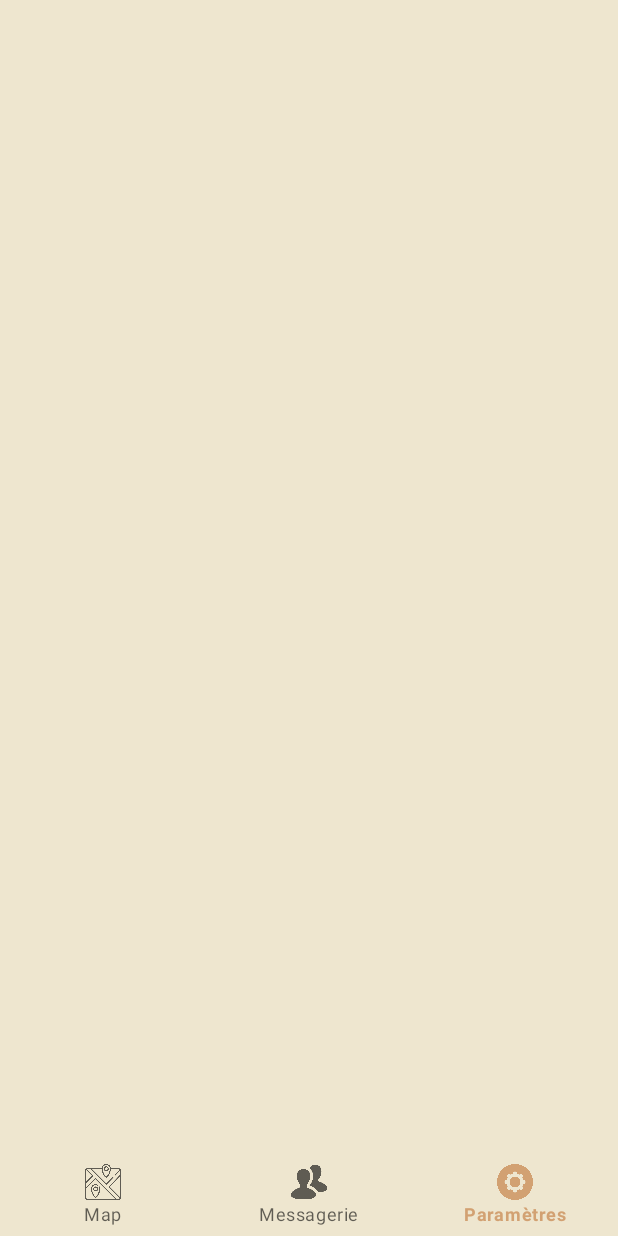
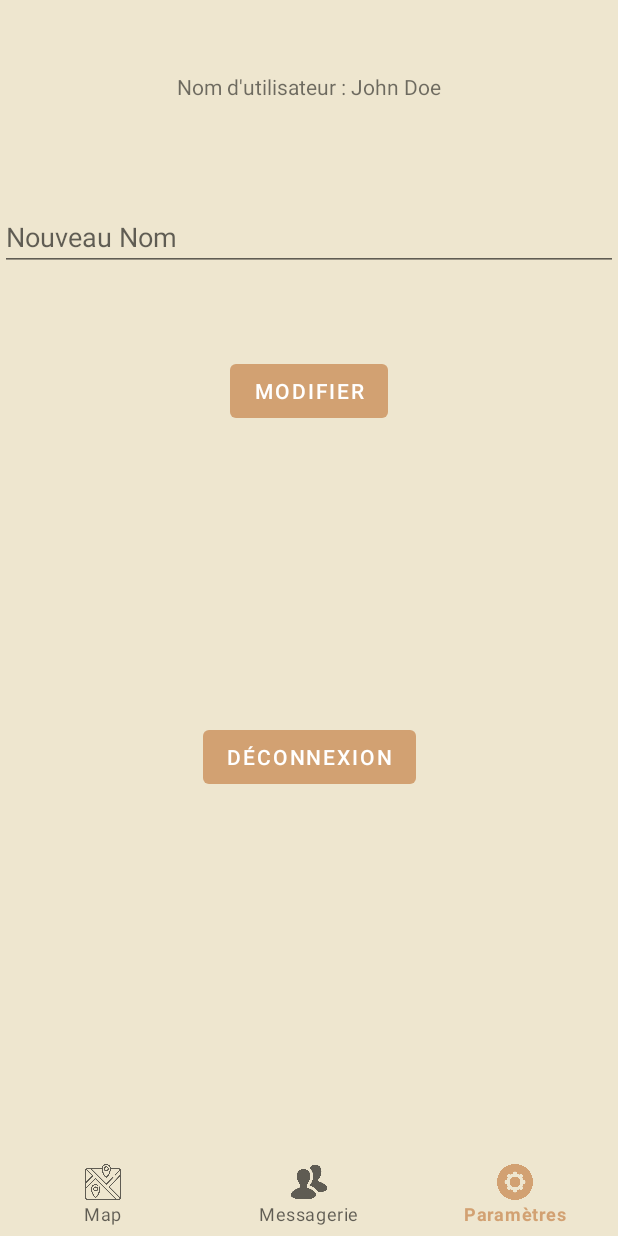
Before and after one commit to celianpth/TimeTravel, an Android app: the DashboardFragment screen opened through its navigation route, on a phone screen of 412 x 824 dp. Run offline under Robolectric (Android 15) with nearby library versions, the phone set to English and light mode, and no system bars; our stand-ins replace Firebase (no records; nobody signed in at launch, a user with empty details on screens opened directly), navigation-ui; libraries missing offline, so code that uses them is left out: org.osmdroid.config, org.osmdroid.events, org.osmdroid.tileprovider, org.osmdroid.util, org.osmdroid.views; 9 statements that could not run were skipped.

Commit message:
page parametre

```diff
--- a/app/src/main/AndroidManifest.xml
+++ b/app/src/main/AndroidManifest.xml
@@ -58,6 +58,11 @@
             android:name=".ui.Monument.MonumentActivity"
             android:exported="false">
         </activity>
+        <activity
+            android:name=".SettingsActivity"
+            android:label="Paramètres"
+            android:exported="false">
+          </activity>
     </application>
 
 
--- a/app/src/main/java/com/example/timetravel/ui/dashboard/DashboardFragment.kt
+++ b/app/src/main/java/com/example/timetravel/ui/dashboard/DashboardFragment.kt
@@ -1,16 +1,25 @@
 package com.example.timetravel.ui.dashboard
 
+import android.content.ContentValues
+import android.content.Intent
 import android.media.MediaPlayer
 import android.os.Bundle
+import android.util.Log
 import android.view.LayoutInflater
 import android.view.View
 import android.view.ViewGroup
 import android.widget.Button
+import android.widget.EditText
+import android.widget.TextView
+import android.widget.Toast
 import androidx.appcompat.app.AppCompatActivity
 import androidx.fragment.app.Fragment
 import androidx.lifecycle.ViewModelProvider
+import com.example.timetravel.LoginActivity
 import com.example.timetravel.R
 import com.example.timetravel.databinding.FragmentDashboardBinding
+import com.google.firebase.auth.FirebaseAuth
+import com.google.firebase.firestore.FirebaseFirestore
 
 
 // Fragment représentant la section "Dashboard" de l'interface utilisateur
@@ -20,8 +29,13 @@ class DashboardFragment : Fragment() {
     private var _binding: FragmentDashboardBinding? = null
     private val binding get() = _binding!!
 
-    // Lecteur multimédia pour la lecture d'un son
-    private var mediaPlayer: MediaPlayer? = null
+    private var textViewUsername: TextView? = null
+    private var editTextNewUsername: EditText? = null
+    private lateinit var buttonModifyUsername: Button
+    private lateinit var buttonLogout: Button
+    val auth = FirebaseAuth.getInstance()
+    val currentUser2 = auth.currentUser
+
 
 
     // Fonction appelée lors de la création de la vue du fragment
@@ -37,16 +51,45 @@ class DashboardFragment : Fragment() {
         // Utilisation de la liaison pour accéder à la mise en page du fragment
         _binding = FragmentDashboardBinding.inflate(inflater, container, false)
         val root: View = binding.root
+        textViewUsername = binding.textViewUsername
+        editTextNewUsername = binding.editTextNewUsername
+        buttonModifyUsername = binding.buttonModifyUsername
+        buttonLogout = binding.buttonLogout
+        val currentUser = auth.currentUser
 
+        if (currentUser != null) {
+            val db = FirebaseFirestore.getInstance()
+            val userRef = db.collection("users").document(currentUser.uid)
+
+            userRef.get().addOnSuccessListener { documentSnapshot ->
+                if (documentSnapshot.exists()) {
+                    // L'utilisateur existe dans Firestore
+                    val fullname = documentSnapshot.getString("fullname")
+
+                    // Afficher le nom dans le toast pour déboguer
+                    Toast.makeText(context, "Nom $fullname", Toast.LENGTH_SHORT).show()
+
+                    textViewUsername?.apply {
+                        text = "Nom d'utilisateur : $fullname"
+                    }
+                } else {
+                    // L'utilisateur n'existe pas dans Firestore ou le document est vide
+                    Log.e("DashboardFragment", "Document utilisateur introuvable dans Firestore")
+                }
+            }.addOnFailureListener { e ->
+                // Une erreur s'est produite lors de la récupération des données Firestore
+                Log.e("DashboardFragment", "Erreur lors de la récupération des données Firestore", e)
+            }
+        }
         // Masquer la barre d'action de l'activité parente (si elle existe)
         (activity as AppCompatActivity).supportActionBar?.hide()
+        buttonModifyUsername.setOnClickListener {
+            modifierNom()
+        }
 
-        // Initialisation du lecteur multimédia avec le fichier audio brut
-        mediaPlayer = MediaPlayer.create(requireContext(), R.raw.sample)
-
-        // Récupération du bouton de lecture depuis la mise en page et ajout d'un écouteur de clic
-        val btnPlay: Button = root.findViewById(R.id.btnPlaymonument)
-        btnPlay.setOnClickListener { playSound() }
+        buttonLogout.setOnClickListener {
+            deconnexion()
+        }
 
         // Observer pour les éventuels changements dans les données du ViewModel
         dashboardViewModel.text.observe(viewLifecycleOwner) {
@@ -56,13 +99,38 @@ class DashboardFragment : Fragment() {
         return root
     }
 
-    // Fonction pour jouer le son avec le lecteur multimédia
-    fun playSound() {
-        if (mediaPlayer != null) {
-            if (mediaPlayer?.isPlaying == false) {
-                mediaPlayer?.start()
-            }
+    fun modifierNom() {
+        val nouveauNom = editTextNewUsername!!.text.toString()
+
+        // Vérifier si l'utilisateur est connecté
+        if (currentUser2 != null) {
+            // Mettre à jour le nom d'utilisateur dans Firestore
+            val db = FirebaseFirestore.getInstance()
+            val userRef = db.collection("users").document(currentUser2.uid)
+
+            // Mettre à jour la variable fullname
+            userRef.update("fullname", nouveauNom)
+                .addOnSuccessListener {
+                    // Mettre à jour l'affichage local
+                    textViewUsername!!.text = "Nom d'utilisateur : $nouveauNom"
+                    Toast.makeText(context, "Nom mis à jour avec succès", Toast.LENGTH_SHORT).show()
+                }
+                .addOnFailureListener { e ->
+                    Log.e(ContentValues.TAG, "Erreur lors de la mise à jour du nom d'utilisateur", e)
+                    Toast.makeText(context, "Erreur lors de la mise à jour du nom d'utilisateur", Toast.LENGTH_SHORT).show()
+                }
         }
+    }
+
+    fun deconnexion() {
+        // Déconnexion de l'utilisateur
+        auth.signOut()
+
+        // Vous pouvez rediriger l'utilisateur vers une autre activité ou effectuer d'autres actions après la déconnexion
+        // Par exemple, vous pouvez rediriger l'utilisateur vers l'écran de connexion
+        val intent = Intent(context, LoginActivity::class.java)
+        startActivity(intent)
+        requireActivity().finish() // Termine l'activité actuelle pour éviter de revenir en arrière avec le bouton de retour
     }
 
     // Fonction appelée lors de la destruction de la vue du fragment
@@ -70,7 +138,6 @@ class DashboardFragment : Fragment() {
         super.onDestroyView()
         // Libération des ressources liées à la liaison et au lecteur multimédia
         _binding = null
-        mediaPlayer?.release()
-        mediaPlayer = null
+
     }
 }
--- a/app/src/main/res/layout/fragment_dashboard.xml
+++ b/app/src/main/res/layout/fragment_dashboard.xml
@@ -4,106 +4,53 @@
     xmlns:tools="http://schemas.android.com/tools"
     android:layout_width="match_parent"
     android:layout_height="match_parent"
-    android:background="#eee6cf"
-    tools:context=".ui.dashboard.DashboardFragment">
+    android:background="#eee6cf">
 
-
-    <ImageView
-        android:id="@+id/imageView2"
+    <TextView
+        android:id="@+id/textViewUsername"
         android:layout_width="wrap_content"
         android:layout_height="wrap_content"
-        android:layout_marginTop="-240dp"
-        android:src="@drawable/arcdetriomphe"
+        android:layout_marginTop="48dp"
+        android:text="Nom d'utilisateur : John Doe"
         app:layout_constraintEnd_toEndOf="parent"
-        app:layout_constraintHorizontal_bias="0.0"
         app:layout_constraintStart_toStartOf="parent"
         app:layout_constraintTop_toTopOf="parent" />
 
-    <LinearLayout
+    <EditText
+        android:id="@+id/editTextNewUsername"
         android:layout_width="match_parent"
         android:layout_height="wrap_content"
-        android:layout_marginTop="-210dp"
-        android:orientation="vertical"
-        app:layout_constraintTop_toBottomOf="@+id/imageView2"
-        tools:layout_editor_absoluteX="16dp">
+        android:layout_below="@id/textViewUsername"
+        android:layout_marginTop="68dp"
+        android:hint="Nouveau Nom"
+        app:layout_constraintTop_toBottomOf="@+id/textViewUsername"
+        tools:layout_editor_absoluteX="0dp" />
 
-        <TextView
-            android:layout_width="wrap_content"
-            android:layout_height="wrap_content"
-            android:text="Arc de triomphe de l'Etoile"
-            android:textSize="24sp"
-            android:textColor="#000000"
-            android:textStyle="bold" />
+    <Button
+        android:id="@+id/buttonModifyUsername"
+        android:layout_width="wrap_content"
+        android:layout_height="wrap_content"
+        android:layout_below="@id/editTextNewUsername"
+        android:layout_marginTop="56dp"
+        android:onClick="modifierNom"
+        android:text="Modifier"
+        app:layout_constraintEnd_toEndOf="parent"
+        app:layout_constraintStart_toStartOf="parent"
+        app:layout_constraintTop_toBottomOf="@+id/editTextNewUsername" />
 
-        <TextView
-            android:id="@+id/TextViewcontr"
-            android:layout_width="wrap_content"
-            android:layout_height="wrap_content"
-            android:text="@string/construction_text"
-            android:textColor="#000000"
-            android:textSize="16sp" />
-
-        <TextView
-            android:layout_width="wrap_content"
-            android:layout_height="wrap_content"
-            android:text="Localisation : Charles-de-Gaulle - Paris - France"
-            android:textColor="#000000"
-            android:textSize="16sp" />
-
-        <TextView
-            android:layout_width="wrap_content"
-            android:layout_height="wrap_content"
-            android:text="Style : Néoclassique"
-            android:textColor="#000000"
-            android:textSize="16sp" />
-
-        <TextView
-            android:layout_width="wrap_content"
-            android:layout_height="wrap_content"
-            android:text="Commanditaire : Napoléon 1er"
-            android:textColor="#000000"
-            android:textSize="16sp" />
-
-        <RatingBar
-            android:id="@+id/ratingBar"
-            android:layout_width="wrap_content"
-            android:layout_height="wrap_content"
-            android:numStars="5"
-            android:rating="8.7"
-            android:stepSize="0.1" />
-
-        <TextView
-            android:id="@+id/textView"
-            android:layout_width="wrap_content"
-            android:layout_height="wrap_content"
-            android:layout_below="@+id/imageView"
-            android:layout_centerHorizontal="true"
-            android:layout_marginTop="0dp"
-            android:gravity="left"
-            android:text="@string/napoleon"
-            android:textColor="@android:color/black"
-            android:textSize="12sp" />
-
-        <View
-            android:layout_width="match_parent"
-            android:layout_height="4dp"
-            android:layout_marginTop="10dp"
-            android:background="#000000" />
-
-        <Button
-            android:id="@+id/btnPlaymonument"
-            android:layout_width="wrap_content"
-            android:layout_height="wrap_content"
-            android:color="#808080"
-            android:onClick="playSound"
-            android:text="Play Sound"
-            android:textAlignment="center" />
-
-        <View
-            android:layout_width="match_parent"
-            android:layout_height="4dp"
-            android:layout_marginTop="5dp"
-            android:background="#000000" />
-    </LinearLayout>
+    <Button
+        android:id="@+id/buttonLogout"
+        android:layout_width="wrap_content"
+        android:layout_height="wrap_content"
+        android:layout_below="@id/buttonModifyUsername"
+        android:layout_alignParentBottom="true"
+        android:layout_marginTop="196dp"
+        android:onClick="deconnexion"
+        android:text="Déconnexion"
+        app:layout_constraintBottom_toBottomOf="parent"
+        app:layout_constraintEnd_toEndOf="parent"
+        app:layout_constraintStart_toStartOf="parent"
+        app:layout_constraintTop_toBottomOf="@+id/buttonModifyUsername"
+        app:layout_constraintVertical_bias="0.0" />
 
 </androidx.constraintlayout.widget.ConstraintLayout>
```
Also changed, not shown: app/src/main/java/com/example/timetravel/SettingsActivity.kt (added, +65 -0 lines), app/src/main/res/layout/activity_settings.xml (added, +56 -0 lines), app/src/main/res/layout/fragment_settings.xml (added, +42 -0 lines).
